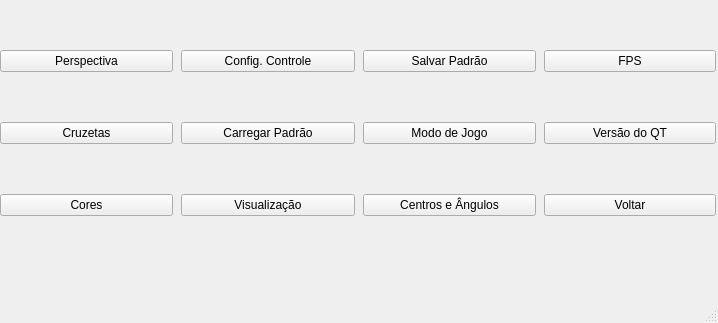
This is reddragons/interface/ui_files/main.ui in Red-Dragons-UFSCar/red-visao as Qt 5 draws it before an edit. The edited form follows.
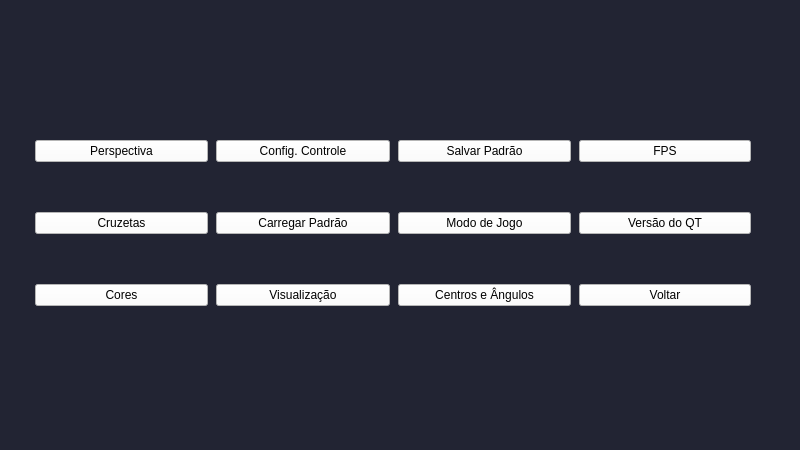
This is the edited form.

Diff of the .ui file:
```diff
--- a/reddragons/interface/ui_files/main.ui
+++ b/reddragons/interface/ui_files/main.ui
@@ -9,19 +9,22 @@
    <rect>
     <x>0</x>
     <y>0</y>
-    <width>718</width>
-    <height>323</height>
+    <width>800</width>
+    <height>450</height>
    </rect>
   </property>
   <property name="windowTitle">
    <string>Janela Principal</string>
   </property>
+  <property name="styleSheet">
+   <string notr="true">background-color: #222433;</string>
+  </property>
   <widget class="QWidget" name="centralwidget">
    <widget class="QWidget" name="gridLayoutWidget">
     <property name="geometry">
      <rect>
-      <x>0</x>
-      <y>0</y>
+      <x>35</x>
+      <y>90</y>
       <width>716</width>
       <height>266</height>
      </rect>
@@ -38,6 +41,9 @@
      </property>
      <item row="0" column="4">
       <widget class="QPushButton" name="QT_FPS">
+       <property name="styleSheet">
+        <string notr="true">background-color: white;</string>
+       </property>
        <property name="text">
         <string>FPS</string>
        </property>
@@ -45,6 +51,9 @@
      </item>
      <item row="1" column="1">
       <widget class="QPushButton" name="QT_btCruzetas">
+       <property name="styleSheet">
+        <string notr="true">background-color: white;</string>
+       </property>
        <property name="text">
         <string>Cruzetas</string>
        </property>
@@ -52,6 +61,9 @@
      </item>
      <item row="0" column="1">
       <widget class="QPushButton" name="QT_btPerspectiva">
+       <property name="styleSheet">
+        <string notr="true">background-color: white;</string>
+       </property>
        <property name="text">
         <string>Perspectiva</string>
        </property>
@@ -59,6 +71,9 @@
      </item>
      <item row="2" column="1">
       <widget class="QPushButton" name="QT_btCores">
+       <property name="styleSheet">
+        <string notr="true">background-color: white;</string>
+       </property>
        <property name="text">
         <string>Cores</string>
        </property>
@@ -66,6 +81,10 @@
      </item>
      <item row="0" column="2">
       <widget class="QPushButton" name="QT_btcontrole">
+       <property name="styleSheet">
+        <string notr="true">background-color: white;
+</string>
+       </property>
        <property name="text">
         <string>Config. Controle</string>
        </property>
@@ -73,6 +92,9 @@
      </item>
      <item row="1" column="2">
       <widget class="QPushButton" name="QT_Load">
+       <property name="styleSheet">
+        <string notr="true">background-color: white;</string>
+       </property>
        <property name="text">
         <string>Carregar Padrão</string>
        </property>
@@ -80,6 +102,9 @@
      </item>
      <item row="2" column="2">
       <widget class="QPushButton" name="QT_btVisualizacao">
+       <property name="styleSheet">
+        <string notr="true">background-color: white;</string>
+       </property>
        <property name="text">
         <string>Visualização</string>
        </property>
@@ -87,6 +112,9 @@
      </item>
      <item row="0" column="3">
       <widget class="QPushButton" name="QT_Save">
+       <property name="styleSheet">
+        <string notr="true">background-color: white;</string>
+       </property>
        <property name="text">
         <string>Salvar Padrão</string>
        </property>
@@ -94,6 +122,9 @@
      </item>
      <item row="1" column="3">
       <widget class="QPushButton" name="QT_jogo">
+       <property name="styleSheet">
+        <string notr="true">background-color: white;</string>
+       </property>
        <property name="text">
         <string>Modo de Jogo</string>
        </property>
@@ -101,6 +132,9 @@
      </item>
      <item row="2" column="3">
       <widget class="QPushButton" name="QT_Centro">
+       <property name="styleSheet">
+        <string notr="true">background-color: white;</string>
+       </property>
        <property name="text">
         <string>Centros e Ângulos</string>
        </property>
@@ -108,6 +142,9 @@
      </item>
      <item row="1" column="4">
       <widget class="QPushButton" name="QT_Versao">
+       <property name="styleSheet">
+        <string notr="true">background-color: white;</string>
+       </property>
        <property name="text">
         <string>Versão do QT</string>
        </property>
@@ -121,6 +158,9 @@
          <height>34</height>
         </size>
        </property>
+       <property name="styleSheet">
+        <string notr="true">background-color: white;</string>
+       </property>
        <property name="text">
         <string>Voltar</string>
        </property>
@@ -129,17 +169,6 @@
     </layout>
    </widget>
   </widget>
-  <widget class="QMenuBar" name="menubar">
-   <property name="geometry">
-    <rect>
-     <x>0</x>
-     <y>0</y>
-     <width>718</width>
-     <height>30</height>
-    </rect>
-   </property>
-  </widget>
-  <widget class="QStatusBar" name="statusbar"/>
  </widget>
  <resources/>
  <connections/>
```
